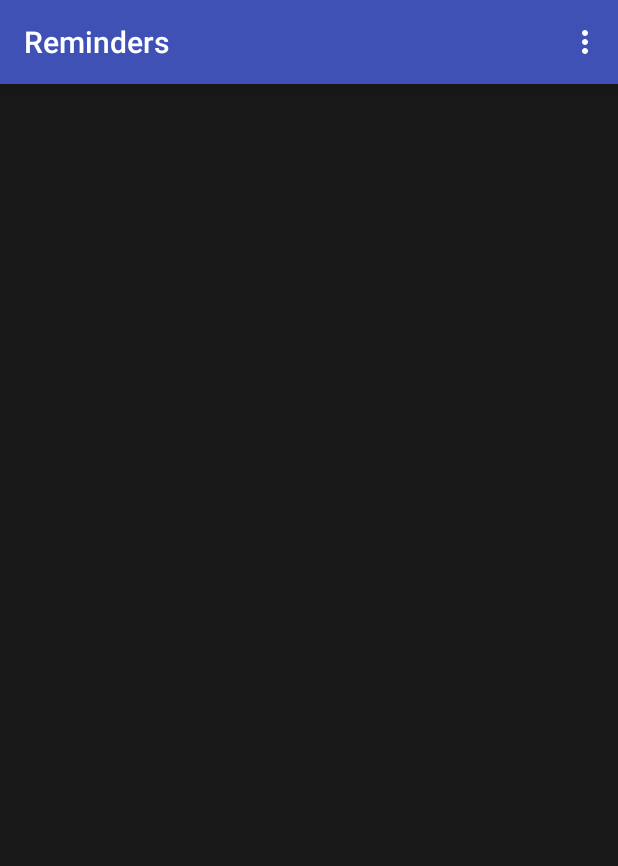
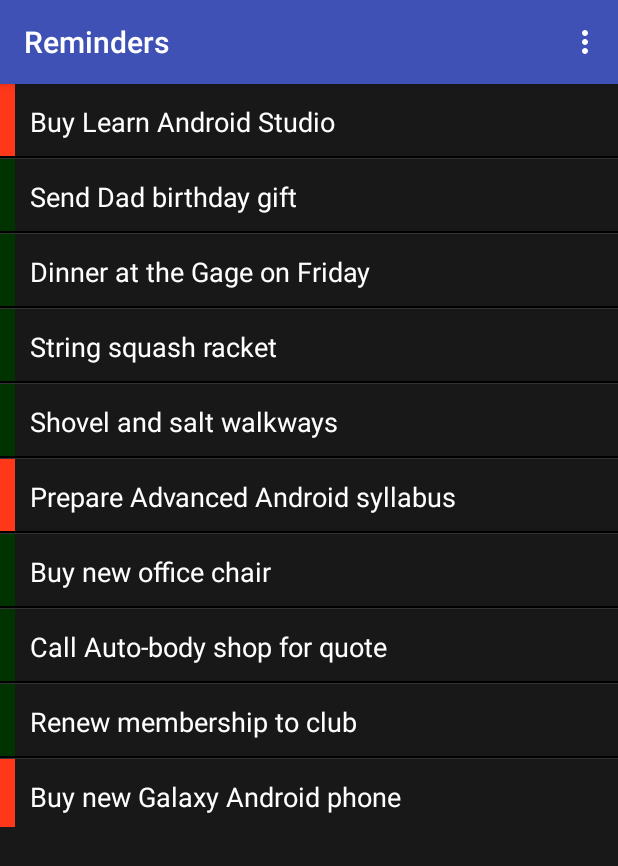
Before and after one commit to ecustcl/Reminders, an Android app: the screen it shows after launch (RemindersActivity), on a phone screen of 412 x 824 dp. Shown: the top 866 px of the screen. Run offline under Robolectric (Android 15) with nearby library versions, the light colour scheme and no system bars.

Commit message:
Adds Example reminders.

```diff
--- a/app/src/main/java/com/apress/gerber/reminders/RemindersActivity.java
+++ b/app/src/main/java/com/apress/gerber/reminders/RemindersActivity.java
@@ -24,6 +24,14 @@ public class RemindersActivity extends AppCompatActivity {
         mListView.setDivider(null);
         mDbAdapter = new RemindersDbAdapter(this);
         mDbAdapter.open();
+
+        if (savedInstanceState == null) {
+            //Clear all data
+            mDbAdapter.deleteAllReminders();
+            //Add some data
+            insertSomeReminders();
+        }
+
         Cursor cursor = mDbAdapter.fetchAllReminders();
 
         //from columns defined in the db
@@ -68,6 +76,24 @@ public class RemindersActivity extends AppCompatActivity {
 
     }
 
+    private void insertSomeReminders() {
+        mDbAdapter.createReminder("Buy Learn Android Studio", true);
+        mDbAdapter.createReminder("Send Dad birthday gift", false);
+        mDbAdapter.createReminder("Dinner at the Gage on Friday", false);
+        mDbAdapter.createReminder("String squash racket", false);
+        mDbAdapter.createReminder("Shovel and salt walkways", false);
+        mDbAdapter.createReminder("Prepare Advanced Android syllabus", true);
+        mDbAdapter.createReminder("Buy new office chair", false);
+        mDbAdapter.createReminder("Call Auto-body shop for quote", false);
+        mDbAdapter.createReminder("Renew membership to club", false);
+        mDbAdapter.createReminder("Buy new Galaxy Android phone", true);
+        mDbAdapter.createReminder("Sell old Android phone - auction", false);
+        mDbAdapter.createReminder("Buy new paddles for kayaks", false);
+        mDbAdapter.createReminder("Call accountant about tax returns", false);
+        mDbAdapter.createReminder("Buy 300,000 shares of Google", false);
+        mDbAdapter.createReminder("Call the Dalai Lama back", true);
+    }
+
     @Override
     public boolean onCreateOptionsMenu(Menu menu) {
         // Inflate the menu; this adds items to the action bar if it is present.
```
